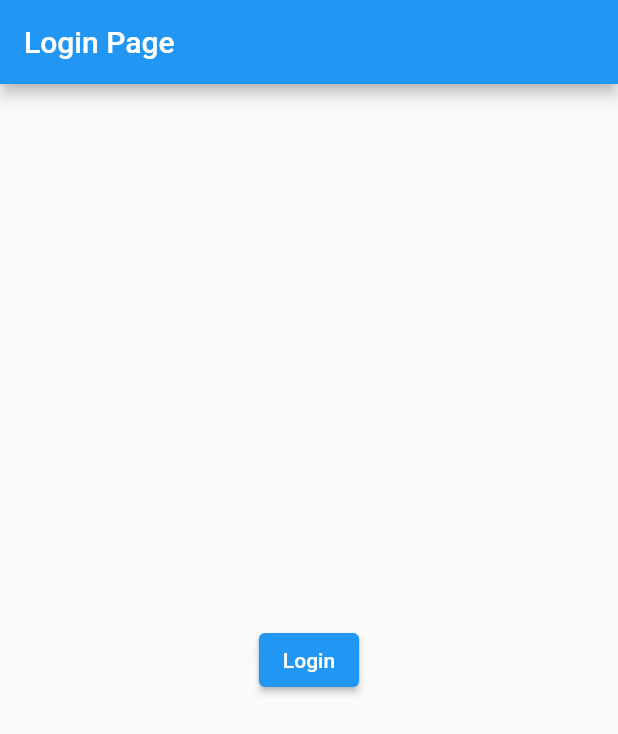
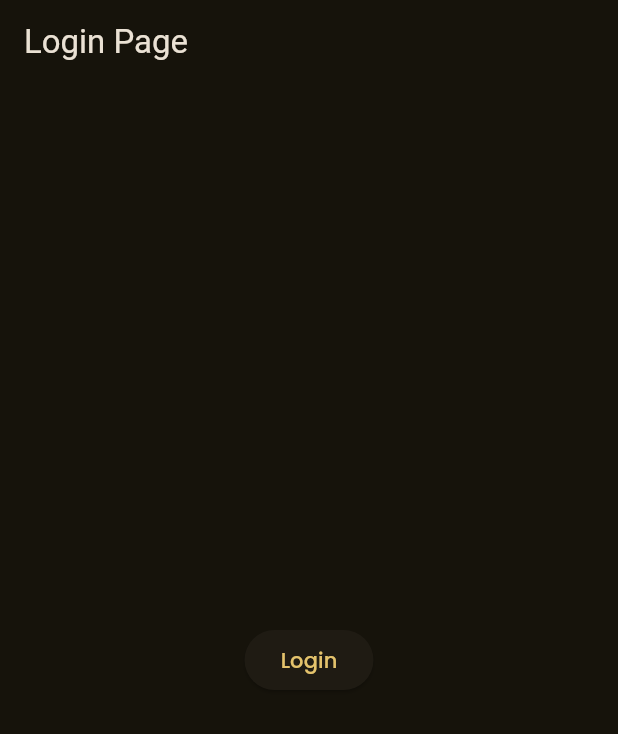
Before and after one commit to andrianazz/flix_id, a Flutter app: the screen it shows after launch, on a phone screen of 412 x 824 dp. Shown: the top 734 px of the screen. Run offline on Flutter 3.47's test engine with Material 2 defaults, Android fonts, the phone set to English and light mode, and no system bars; our stand-ins replace cloud_firestore, dio, firebase_auth, firebase_core, firebase_storage, flutter_riverpod and 5 more; accounts and stored records are empty; generated files the repository leaves out were written again.

Commit message:
add: constant and Theme

```diff
--- a/lib/main.dart
+++ b/lib/main.dart
@@ -1,8 +1,11 @@
 import 'package:firebase_core/firebase_core.dart';
 import 'package:flix_id/firebase_options.dart';
+import 'package:flix_id/presentation/misc/constants.dart';
 import 'package:flix_id/presentation/providers/router/router_provider.dart';
 import 'package:flutter/material.dart';
 import 'package:flutter_riverpod/flutter_riverpod.dart';
+
+import 'package:google_fonts/google_fonts.dart';
 
 void main() async {
   WidgetsFlutterBinding.ensureInitialized();
@@ -22,6 +25,19 @@ class MyApp extends ConsumerWidget {
   @override
   Widget build(BuildContext context, WidgetRef ref) {
     return MaterialApp.router(
+      theme: ThemeData.from(
+        colorScheme: ColorScheme.fromSeed(
+          seedColor: saffron,
+          background: backgroundColor,
+          brightness: Brightness.dark,
+        ),
+        useMaterial3: true,
+        textTheme: TextTheme(
+          bodyMedium: GoogleFonts.poppins(color: ghostWhite),
+          bodyLarge: GoogleFonts.poppins(color: ghostWhite),
+          labelLarge: GoogleFonts.poppins(color: ghostWhite),
+        ),
+      ),
       debugShowCheckedModeBanner: false,
       routeInformationParser: ref.watch(routerProvider).routeInformationParser,
       routeInformationProvider:
--- /dev/null
+++ b/lib/presentation/misc/constants.dart
@@ -0,0 +1,5 @@
+import 'package:flutter/material.dart';
+
+const Color backgroundColor = Color(0x0ff1fd2b);
+const Color ghostWhite = Color(0xFFF6FBFF);
+const Color saffron = Color(0xFFF4C950);
--- a/pubspec.yaml
+++ b/pubspec.yaml
@@ -18,6 +18,7 @@ dependencies:
   flutter_riverpod: ^2.4.0
   freezed_annotation: ^2.4.1
   go_router: ^11.1.2
+  google_fonts: ^6.1.0
   json_annotation: ^4.8.1
   path: ^1.8.3
   riverpod_annotation: ^2.1.5
```
Also changed, not shown: pubspec.lock.
